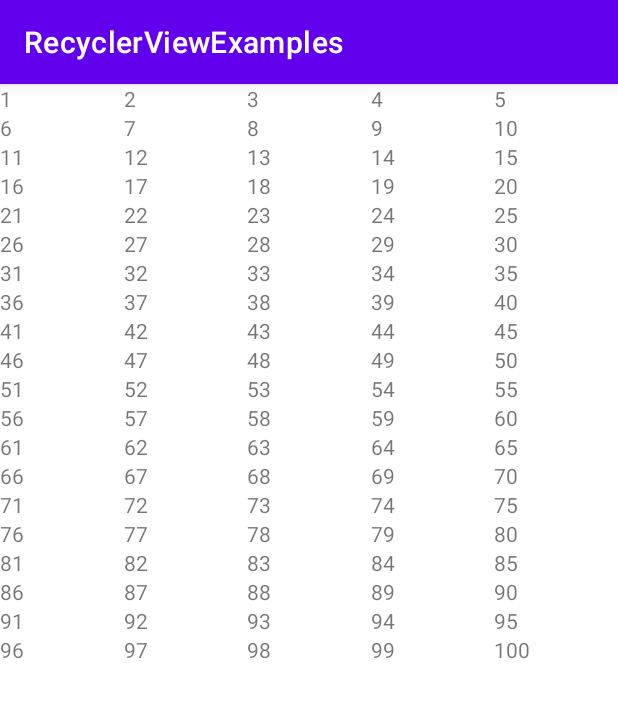
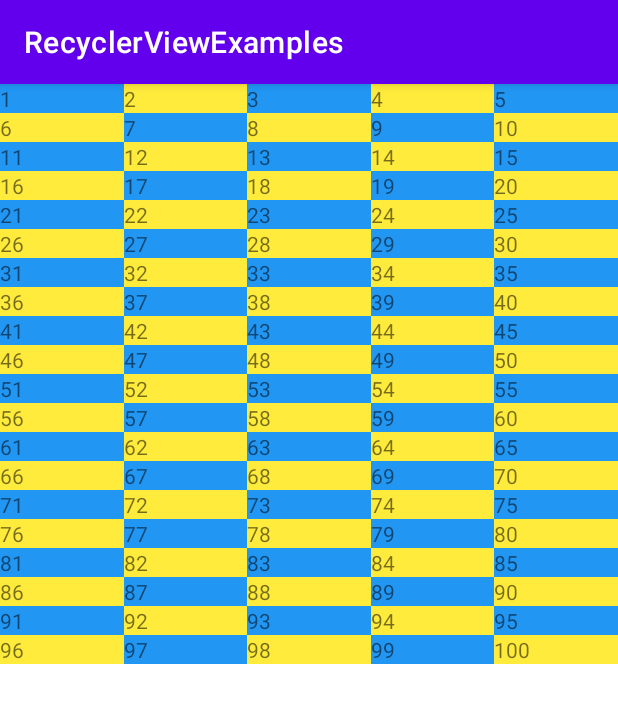
Before and after one commit to GayaneAleksanyan/SFColoredNumbers, an Android app: the screen it shows after launch (MainActivity), on a phone screen of 412 x 824 dp. Shown: the top 703 px of the screen. Run offline under Robolectric (Android 15) with nearby library versions, the phone set to English and light mode, and no system bars.

Commit message:
counting to 100 with colored background drawing lines

```diff
--- a/app/build.gradle
+++ b/app/build.gradle
@@ -38,6 +38,7 @@ dependencies {
     implementation 'androidx.appcompat:appcompat:1.6.0'
     implementation 'com.google.android.material:material:1.8.0'
     implementation 'androidx.constraintlayout:constraintlayout:2.1.4'
+    implementation 'androidx.core:core-ktx:1.9.0'
     testImplementation 'junit:junit:4.13.2'
     androidTestImplementation 'androidx.test.ext:junit:1.1.5'
     androidTestImplementation 'androidx.test.espresso:espresso-core:3.5.1'
--- a/app/src/main/java/com/example/recyclerviewexamples/MainActivity.kt
+++ b/app/src/main/java/com/example/recyclerviewexamples/MainActivity.kt
@@ -5,6 +5,7 @@ import android.os.Bundle
 import android.view.LayoutInflater
 import android.view.View
 import android.view.ViewGroup
+import android.view.animation.AnimationUtils
 import android.widget.TextView
 import androidx.recyclerview.widget.RecyclerView
 
@@ -16,5 +17,11 @@ class MainActivity : AppCompatActivity() {
         val recyclerView = findViewById<RecyclerView>(R.id.recycler_view)
         val adapter = MyAdapter()
         recyclerView.adapter = adapter
+//        recyclerView.addItemDecoration(ItemOffsetsDecoration(this))
+        recyclerView.addItemDecoration(MyItemDecoration())
+
+//        val anim = AnimationUtils.loadLayoutAnimation(this, R.anim.layout_animation)
+//        recyclerView.layoutAnimation = anim
+//        recyclerView.scheduleLayoutAnimation()
     }
 }
--- /dev/null
+++ b/app/src/main/java/com/example/recyclerviewexamples/MyItemDecoration.kt
@@ -0,0 +1,18 @@
+package com.example.recyclerviewexamples
+
+import android.graphics.Canvas
+import androidx.core.view.children
+import androidx.recyclerview.widget.RecyclerView
+
+class MyItemDecoration : RecyclerView.ItemDecoration() {
+    override fun onDraw(c: Canvas, parent: RecyclerView, state: RecyclerView.State) {
+        super.onDraw(c, parent, state)
+        parent.children.forEachIndexed { index, view ->
+            if ((index + 1) % 2 == 0) {
+                view.setBackgroundResource(R.color.yellow)
+            } else {
+                view.setBackgroundResource(R.color.blue)
+            }
+        }
+    }
+}
--- /dev/null
+++ b/app/src/main/res/anim/layout_animation.xml
@@ -0,0 +1,7 @@
+<?xml version="1.0" encoding="utf-8"?>
+<layoutAnimation xmlns:android="http://schemas.android.com/apk/res/android"
+    android:animation="@anim/slide_from_right"
+    android:animationOrder="normal"
+    android:delay="10%">
+
+</layoutAnimation>
--- /dev/null
+++ b/app/src/main/res/anim/slide_from_right.xml
@@ -0,0 +1,15 @@
+<?xml version="1.0" encoding="utf-8"?>
+<set xmlns:android="http://schemas.android.com/apk/res/android"
+    android:duration="600">
+
+    <translate
+        android:fromXDelta="100%p"
+        android:interpolator="@android:anim/decelerate_interpolator"
+        android:toXDelta="0" />
+
+    <alpha
+        android:fromAlpha="0.5"
+        android:interpolator="@android:anim/accelerate_decelerate_interpolator"
+        android:toAlpha="1" />
+
+</set>
--- a/app/src/main/res/values/colors.xml
+++ b/app/src/main/res/values/colors.xml
@@ -7,4 +7,6 @@
     <color name="teal_700">#FF018786</color>
     <color name="black">#FF000000</color>
     <color name="white">#FFFFFFFF</color>
+    <color name="yellow">#FFEB3B</color>
+    <color name="blue">#2196F3</color>
 </resources>
--- a/app/src/main/res/values/dimens.xml
+++ b/app/src/main/res/values/dimens.xml
@@ -1,3 +1,5 @@
 <?xml version="1.0" encoding="utf-8"?>
 <resources>
+    <dimen name="h_side">500dp</dimen>
+    <dimen name="v_side">500dp</dimen>
 </resources>
--- a/build.gradle
+++ b/build.gradle
@@ -1,6 +1,6 @@
 // Top-level build file where you can add configuration options common to all sub-projects/modules.
 plugins {
-    id 'com.android.application' version '7.4.0' apply false
-    id 'com.android.library' version '7.4.0' apply false
-    id 'org.jetbrains.kotlin.android' version '1.7.21' apply false
+    id 'com.android.application' version '7.4.1' apply false
+    id 'com.android.library' version '7.4.1' apply false
+    id 'org.jetbrains.kotlin.android' version '1.8.10' apply false
 }
```
Also changed, not shown: app/src/main/java/com/example/recyclerviewexamples/ItemOffsetsDecoration.kt (added, +25 -0 lines).
